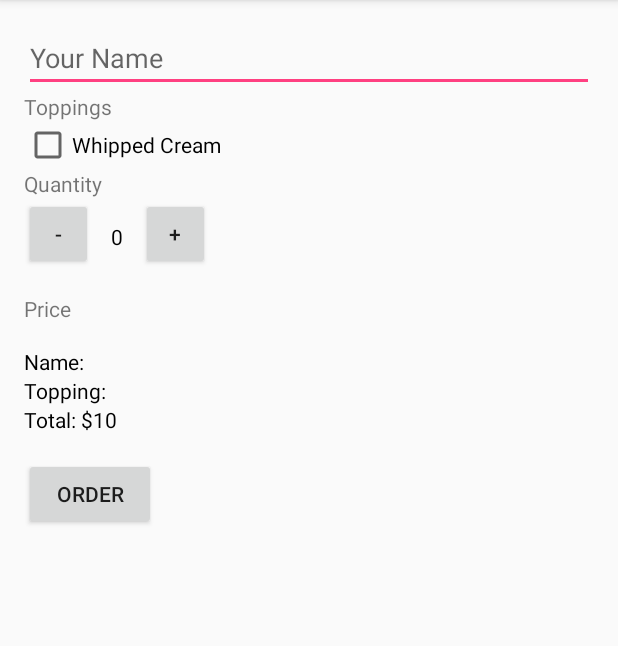
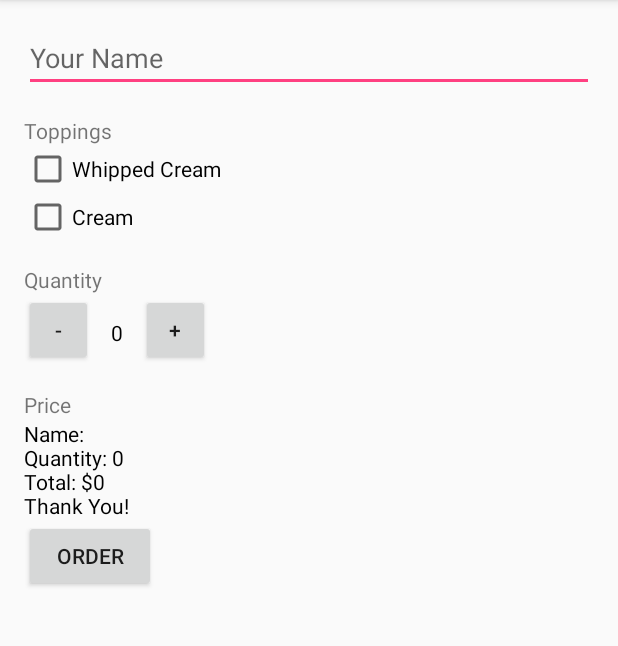
Before and after one commit to mochadwi/iak-order-coffee-app, an Android app: the screen it shows after launch (MainActivity), after a tap on "ORDER", on a phone screen of 412 x 824 dp, the part 84-730 px from its top. Run offline under Robolectric (Android 15) with nearby library versions, the phone set to English and light mode, and no system bars.

Commit message:
[Add] createOrderSummary method to display summary order

```diff
--- a/app/src/main/java/id/co/iak/part4orderapp/MainActivity.java
+++ b/app/src/main/java/id/co/iak/part4orderapp/MainActivity.java
@@ -19,9 +19,7 @@ public class MainActivity extends AppCompatActivity {
     private Button btnOrder;
 
     // Output
-    private TextView txtName;
-    private TextView txtTopping;
-    private TextView txtPrice;
+    private TextView txtSummary;
 
     // Data
     private String topping = "";
@@ -41,12 +39,11 @@ public class MainActivity extends AppCompatActivity {
     private void initView() {
         edtName = (EditText) findViewById(R.id.edt_name);
         txtQuantity = (TextView) findViewById(R.id.txt_quantity);
+        cbToppingWhippedCream = (CheckBox) findViewById(R.id.cb_whippedcream);
         btnIncrement = (Button) findViewById(R.id.btn_add);
         btnDecrement = (Button) findViewById(R.id.btn_substract);
         btnOrder = (Button) findViewById(R.id.btn_order);
-        txtName = (TextView) findViewById(R.id.txt_name);
-        txtTopping = (TextView) findViewById(R.id.txt_topping);
-        txtPrice = (TextView) findViewById(R.id.txt_price);
+        txtSummary = (TextView) findViewById(R.id.txt_summary);
 
         displayQuantity(quantity);
     }
@@ -76,13 +73,23 @@ public class MainActivity extends AppCompatActivity {
 
     /**
      * This method will count the price
+     * @param v to bind the views from onclick event
      */
     public void submitOrder(View v) {
-        display(calculatePrice(quantity));
+        createOrderSummary(edtName.getText().toString(), quantity, calculatePrice());
+//        createOrderSummary("Nama Lengkap", quantity, calculatePrice(quantity));
     }
 
-    private int calculatePrice(int quantity) {
-        return quantity * 10;
+    private int calculatePrice(int qty) {
+        return qty * 5;
+    }
+
+    private int calculatePrice(int qty, int initPrice) {
+        return qty * initPrice;
+    }
+
+    private int calculatePrice() {
+        return quantity * 5;
     }
 
     /**
@@ -95,12 +102,23 @@ public class MainActivity extends AppCompatActivity {
     }
 
     /**
-     * This method display the output messages
+     * This method displays order summary
      *
-     * @param price the string to output
+     * @param name     user defined name
+     * @param quantity of ordered coffee
+     * @param price    of total coffee ordered
      */
-    private void display(int price) {
-        txtName.setText("Name: " + edtName.getText().toString());
-   if (cbToppingWhippedCream.isChecked()) txtTopping.setText("Whipped Cream");     txtPrice.setText("Total: $" + price);
+    private void createOrderSummary(String name, int quantity, int price) {
+        txtSummary.setText("Name: " + name +
+                "\nQuantity: " + quantity +
+                "\nTotal: $" + price +
+                "\nThank You!");
+//        if (cbToppingWhippedCream.isChecked()) {
+//            txtTopping.setText("Topping: Whipped Cream");
+//        } else
+//        {
+//            txtTopping.setText("Topping: ");
+//        }
+
     }
 }
--- a/app/src/main/res/layout/activity_main.xml
+++ b/app/src/main/res/layout/activity_main.xml
@@ -21,6 +21,7 @@
         android:layout_width="wrap_content"
         android:layout_height="wrap_content"
         android:layout_below="@id/edt_name"
+        android:layout_marginTop="@dimen/activity_vertical_margin"
         android:text="Toppings" />
 
     <android.support.v7.widget.AppCompatCheckBox
@@ -30,11 +31,19 @@
         android:layout_below="@id/txt_desc_topping"
         android:text="Whipped Cream" />
 
+    <android.support.v7.widget.AppCompatCheckBox
+        android:id="@+id/cb_cream"
+        android:layout_width="wrap_content"
+        android:layout_height="wrap_content"
+        android:layout_below="@id/cb_whippedcream"
+        android:text="Cream" />
+
     <TextView
         android:id="@+id/txt_desc_quantity"
         android:layout_width="wrap_content"
         android:layout_height="wrap_content"
-        android:layout_below="@id/cb_whippedcream"
+        android:layout_below="@id/cb_cream"
+        android:layout_marginTop="@dimen/activity_vertical_margin"
         android:text="Quantity" />
 
     <Button
@@ -67,44 +76,28 @@
         android:text="+" />
 
     <TextView
-        android:id="@+id/txt_descprice"
+        android:id="@+id/txt_desc_price"
         android:layout_width="wrap_content"
         android:layout_height="wrap_content"
         android:layout_below="@id/btn_substract"
-        android:layout_marginBottom="@dimen/activity_vertical_margin"
         android:layout_marginTop="@dimen/activity_vertical_margin"
         android:text="Price" />
 
     <TextView
-        android:id="@+id/txt_name"
+        android:id="@+id/txt_summary"
         android:layout_width="wrap_content"
         android:layout_height="wrap_content"
-        android:layout_below="@id/txt_descprice"
-        android:text="Name: John Doe"
-        android:textColor="#000" />
-
-    <TextView
-        android:id="@+id/txt_topping"
-        android:layout_width="wrap_content"
-        android:layout_height="wrap_content"
-        android:layout_below="@id/txt_name"
-        android:text="Topping: "
-        android:textColor="#000" />
-
-    <TextView
-        android:id="@+id/txt_price"
-        android:layout_width="wrap_content"
-        android:layout_height="wrap_content"
-        android:layout_below="@id/txt_topping"
-        android:text="Total: $10"
+        android:layout_below="@id/txt_desc_price"
+        android:text="$10"
         android:textColor="#000" />
 
     <Button
         android:id="@+id/btn_order"
         android:layout_width="wrap_content"
         android:layout_height="wrap_content"
-        android:layout_below="@id/txt_price"
-        android:layout_marginTop="@dimen/activity_vertical_margin"
+        android:layout_alignParentLeft="true"
+        android:layout_alignParentStart="true"
+        android:layout_below="@+id/txt_summary"
         android:onClick="submitOrder"
         android:text="Order" />
 
```
